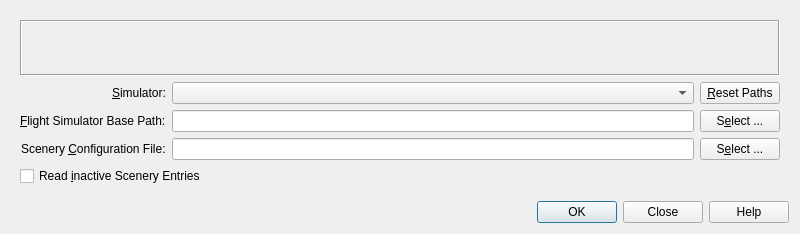
Qt form src/db/databasedialog.ui (albar965/littlenavmap) before a commit.
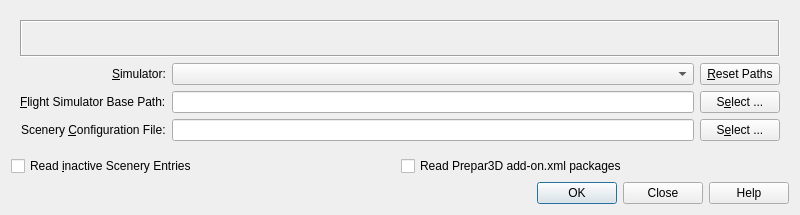
The same form after that commit.

Commit message: Fixed reading of add-on.xml in UTF-16 encoding. Fixed sorting of add-on packages by layer. Added option to disable/enable reading and writing of add-on packages for P3D v3 and v4. All #111

```diff
--- a/src/db/databasedialog.ui
+++ b/src/db/databasedialog.ui
@@ -7,7 +7,7 @@
     <x>0</x>
     <y>0</y>
     <width>800</width>
-    <height>234</height>
+    <height>215</height>
    </rect>
   </property>
   <property name="windowTitle">
@@ -152,7 +152,14 @@
        </property>
       </widget>
      </item>
-     <item row="4" column="0" colspan="2">
+    </layout>
+   </item>
+   <item>
+    <layout class="QHBoxLayout" name="horizontalLayout">
+     <property name="spacing">
+      <number>2</number>
+     </property>
+     <item>
       <widget class="QCheckBox" name="checkBoxReadInactive">
        <property name="toolTip">
         <string>Will read also the inactive scenery entries when checked. 
@@ -166,6 +173,19 @@
        </property>
       </widget>
      </item>
+     <item>
+      <widget class="QCheckBox" name="checkBoxReadAddOnXml">
+       <property name="toolTip">
+        <string>Read add-on.xml scenery packages of Prepar3D v3 and v4.</string>
+       </property>
+       <property name="statusTip">
+        <string>Read add-on.xml scenery packages of Prepar3D v3 and v4.</string>
+       </property>
+       <property name="text">
+        <string>Read Prepar3D add-on.xml packages</string>
+       </property>
+      </widget>
+     </item>
     </layout>
    </item>
    <item>
```
Left out of the diff: 1 changed line with no effect on the pictures. The commit also changes 5 other files.
